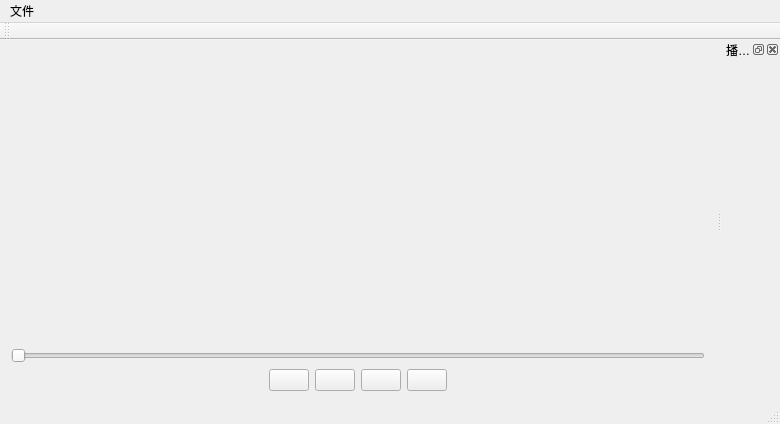
Before: the Qt Designer form QtSDLFFmpegVideoPlayer/QtUIs/QtSDLFFmpegVideoPlayer.ui in lyxyz5223/QtSDLFFmpegVideoPlayer, drawn with Qt 5.
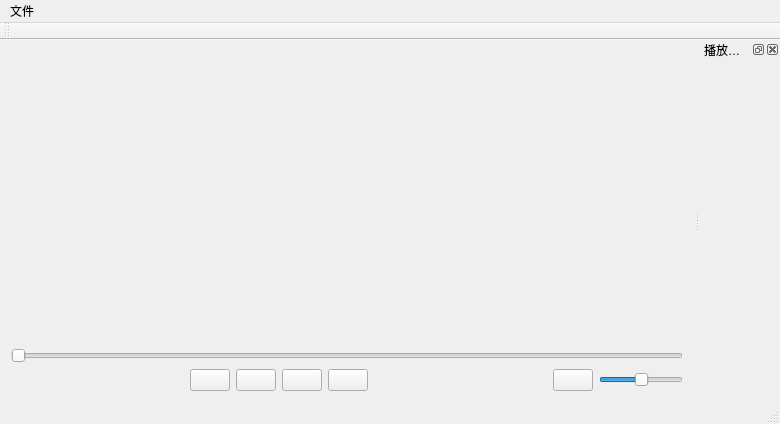
After: the same form once the commit is applied. Icons and pictures are not drawn. Custom widgets are drawn as their Qt base class.

Commit message: fix(Player): fix player stability issues, enhance UI

The edit to the form file:
```diff
--- a/QtSDLFFmpegVideoPlayer/QtUIs/QtSDLFFmpegVideoPlayer.ui
+++ b/QtSDLFFmpegVideoPlayer/QtUIs/QtSDLFFmpegVideoPlayer.ui
@@ -144,6 +144,56 @@
         </property>
        </spacer>
       </item>
+      <item>
+       <widget class="RoundedIconButton" name="btnVolume">
+        <property name="sizePolicy">
+         <sizepolicy hsizetype="Minimum" vsizetype="Minimum">
+          <horstretch>0</horstretch>
+          <verstretch>0</verstretch>
+         </sizepolicy>
+        </property>
+        <property name="text">
+         <string/>
+        </property>
+        <property name="icon">
+         <iconset theme="QIcon::ThemeIcon::AudioVolumeMedium"/>
+        </property>
+       </widget>
+      </item>
+      <item>
+       <widget class="QSlider" name="horizontalSlider">
+        <property name="sizePolicy">
+         <sizepolicy hsizetype="Minimum" vsizetype="Fixed">
+          <horstretch>0</horstretch>
+          <verstretch>0</verstretch>
+         </sizepolicy>
+        </property>
+        <property name="mouseTracking">
+         <bool>true</bool>
+        </property>
+        <property name="tabletTracking">
+         <bool>true</bool>
+        </property>
+        <property name="maximum">
+         <number>100</number>
+        </property>
+        <property name="value">
+         <number>50</number>
+        </property>
+        <property name="orientation">
+         <enum>Qt::Orientation::Horizontal</enum>
+        </property>
+        <property name="invertedAppearance">
+         <bool>false</bool>
+        </property>
+        <property name="invertedControls">
+         <bool>false</bool>
+        </property>
+        <property name="tickPosition">
+         <enum>QSlider::TickPosition::NoTicks</enum>
+        </property>
+       </widget>
+      </item>
      </layout>
     </item>
     <item row="1" column="0">
@@ -193,6 +243,12 @@
   </widget>
   <widget class="QStatusBar" name="statusBar"/>
   <widget class="QDockWidget" name="playListDockWidget">
+   <property name="minimumSize">
+    <size>
+     <width>80</width>
+     <height>33</height>
+    </size>
+   </property>
    <property name="floating">
     <bool>false</bool>
    </property>
```
Left out of the diff: 42 changed lines with no effect on the pictures. The commit also changes 17 other files.
